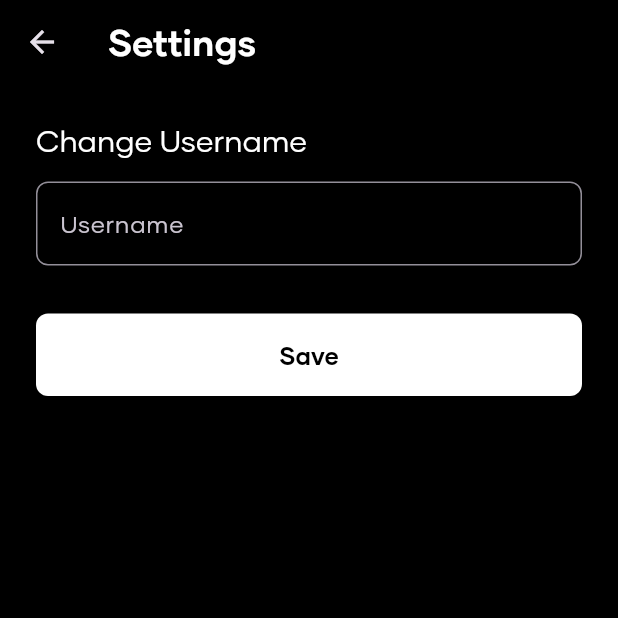
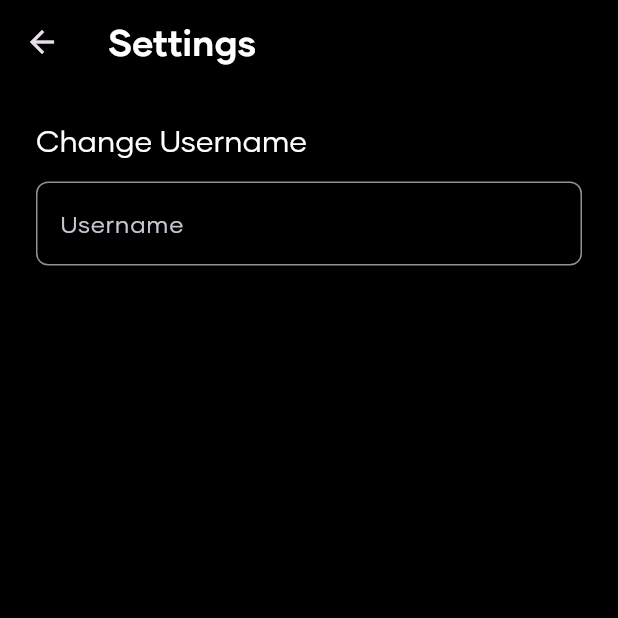
Before and after one commit to LoggingNewMemory/InterKnot, a Flutter app: the screen it shows after launch, after a tap on the "settings" icon, on a phone screen of 412 x 824 dp, the top half of it. Run offline on Flutter 3.47's test engine with Material 3 defaults, Android fonts, the phone set to English and light mode, and no system bars; our stand-ins replace font_awesome_flutter, shared_preferences.

Commit message:
Username: No need save button

```diff
--- a/interknot/lib/settings.dart
+++ b/interknot/lib/settings.dart
@@ -19,37 +19,28 @@ class _SettingsPageState extends State<SettingsPage> {
     _loadCurrentUser();
   }
 
-  // Load the current name from shared preferences
   Future<void> _loadCurrentUser() async {
     final prefs = await SharedPreferences.getInstance();
+    if (mounted) {
       setState(() {
         _currentName = prefs.getString('username') ?? 'Proxy';
         _nameController.text = _currentName;
       });
     }
+  }
 
-  // Save the new name to shared preferences
-  Future<void> _saveUsername() async {
-    if (_nameController.text.isEmpty) {
-      // Optional: show a message if the name is empty
-      ScaffoldMessenger.of(context).showSnackBar(
-        const SnackBar(content: Text('Username cannot be empty!')),
-      );
-      return;
+  // This method now runs when the user tries to go back
+  Future<void> _saveUsernameOnExit() async {
+    final newUsername = _nameController.text;
+    if (newUsername.isNotEmpty && newUsername != _currentName) {
+      final prefs = await SharedPreferences.getInstance();
+      await prefs.setString('username', newUsername);
     }
-    final prefs = await SharedPreferences.getInstance();
-    await prefs.setString('username', _nameController.text);
-
-    // Show confirmation and pop back to home page
-    ScaffoldMessenger.of(context).showSnackBar(
-      const SnackBar(content: Text('Username saved!')),
-    );
-    Navigator.of(context)
-        .pop(true); // Pop with a 'true' result to indicate a change
   }
 
   @override
   void dispose() {
+    // The save logic is no longer needed here.
     _nameController.dispose();
     super.dispose();
   }
@@ -58,11 +49,20 @@ class _SettingsPageState extends State<SettingsPage> {
   Widget build(BuildContext context) {
     final textTheme = Theme.of(context).textTheme;
 
-    return Scaffold(
+    // **CHANGE**: Wrapped the Scaffold in a WillPopScope
+    return WillPopScope(
+      onWillPop: () async {
+        // This code now runs when the user presses the back button.
+        // It awaits the save operation to ensure it completes.
+        await _saveUsernameOnExit();
+        // Return true to allow the screen to be popped.
+        return true;
+      },
+      child: Scaffold(
         appBar: AppBar(
           title: Text('Settings',
-            style:
-                textTheme.headlineSmall?.copyWith(fontWeight: FontWeight.bold)),
+              style: textTheme.headlineSmall
+                  ?.copyWith(fontWeight: FontWeight.bold)),
           backgroundColor: Colors.black,
           elevation: 0,
         ),
@@ -89,29 +89,8 @@ class _SettingsPageState extends State<SettingsPage> {
                   ),
                 ),
               ),
-            const SizedBox(height: 32),
-            SizedBox(
-              width: double.infinity,
-              child: ElevatedButton(
-                onPressed: _saveUsername,
-                style: ElevatedButton.styleFrom(
-                  backgroundColor: Colors.white,
-                  foregroundColor: Colors.black,
-                  padding: const EdgeInsets.symmetric(vertical: 16),
-                  shape: RoundedRectangleBorder(
-                    borderRadius: BorderRadius.circular(8.0),
+            ],
           ),
-                ),
-                child: const Text(
-                  'Save',
-                  style: TextStyle(
-                      fontSize: 16,
-                      fontFamily: 'Gilmer',
-                      fontWeight: FontWeight.bold),
-                ),
-              ),
-            ),
-          ],
         ),
       ),
     );
```
Lines whose indentation alone changed are shown as unchanged.
